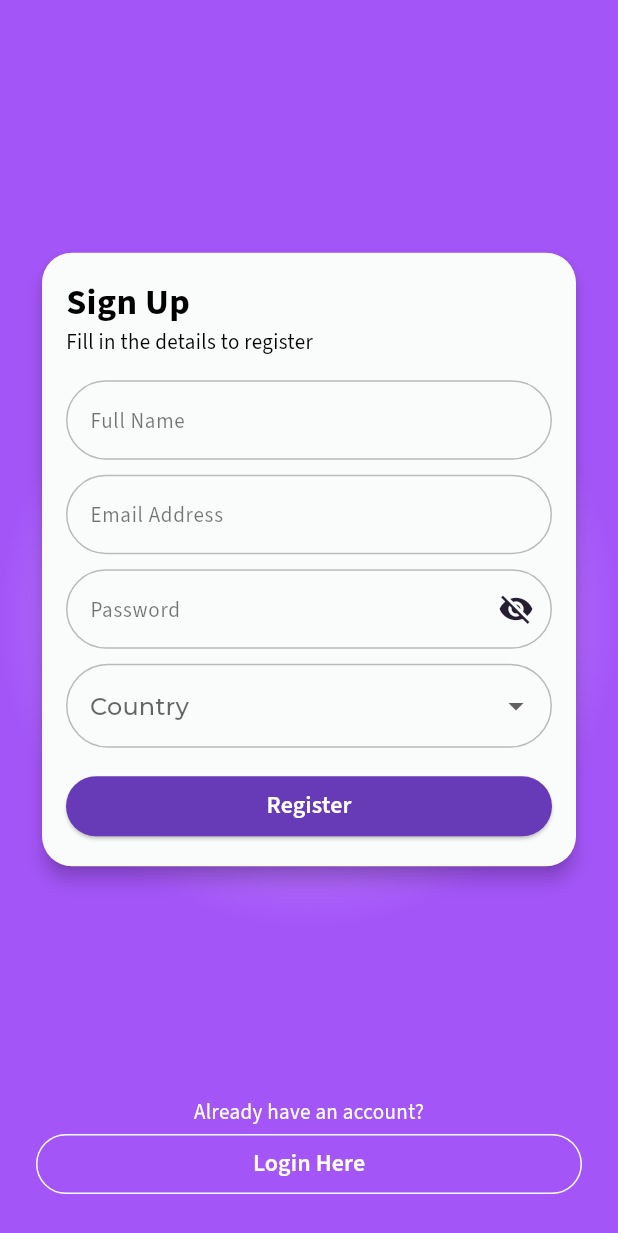
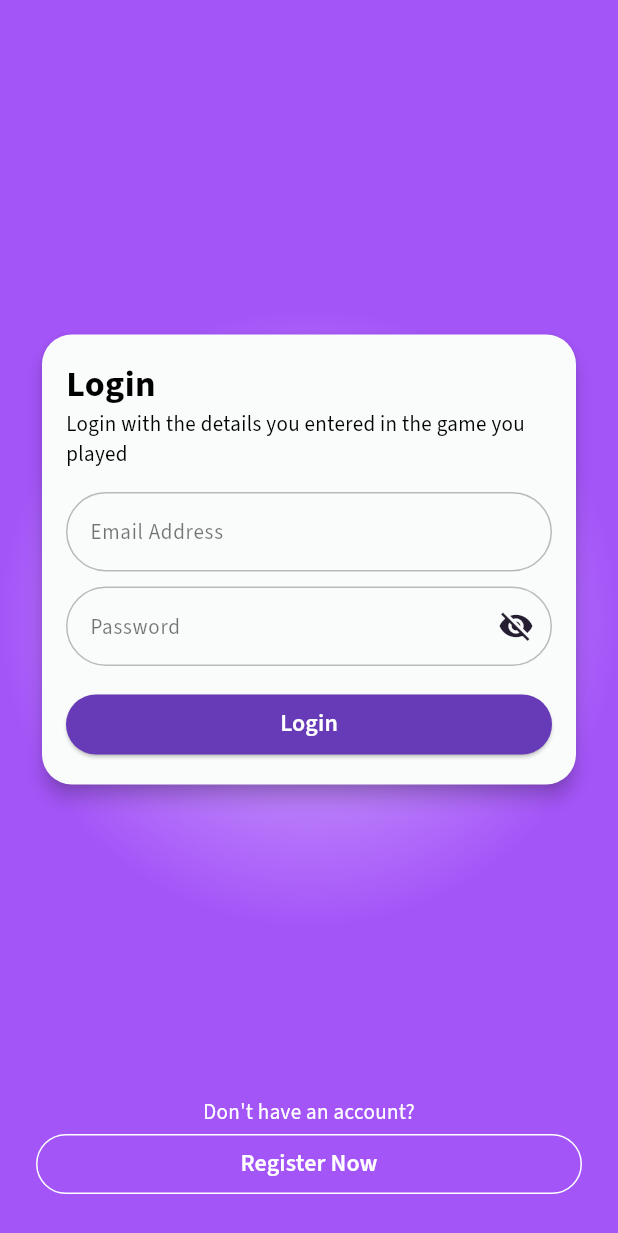
Before and after one commit to levantestudios5/sikka_wallet, a Flutter app: the screen it shows after launch, on a phone screen of 412 x 824 dp. Shown: the top 1233 px of the screen. Run offline on Flutter 3.47's test engine with Material 3 defaults, Android fonts, the phone set to English and light mode, and no system bars; our stand-ins replace another_flushbar, dio, event_bus, flutter_mobx, get_it, google_fonts and 3 more; generated files the repository leaves out were written again; project files that could hold a hidden picture were left out.

Commit message:
style(signIn): added login screen.

```diff
--- a/assets/lang/da.json
+++ b/assets/lang/da.json
@@ -31,5 +31,17 @@
   "register": "Register",
   "already_have_account": "Already have an account?",
   "login_here": "Login Here",
-  "signup_end": "-------------------------------------------------------------------------------------"
+  "signup_end": "-------------------------------------------------------------------------------------",
+
+  "login_here": "Login",
+  "login_subtitle": "Login with the details you entered in the game you played",
+  "email": "Email Address",
+  "password": "Password",
+  "login_button": "Login",
+  "register_now": "Register Now",
+  "error_empty_email": "Please enter your email",
+  "error_invalid_email": "Enter a valid email address",
+  "error_empty_password": "Please enter your password",
+  "error_short_password": "Password must be at least 6 characters",
+  "signin_end": "-------------------------------------------------------------------------------------"
 }
--- a/assets/lang/es.json
+++ b/assets/lang/es.json
@@ -31,5 +31,17 @@
   "register": "Register",
   "already_have_account": "Already have an account?",
   "login_here": "Login Here",
-  "signup_end": "-------------------------------------------------------------------------------------"
+  "signup_end": "-------------------------------------------------------------------------------------",
+
+  "login_here": "Login",
+  "login_subtitle": "Login with the details you entered in the game you played",
+  "email": "Email Address",
+  "password": "Password",
+  "login_button": "Login",
+  "register_now": "Register Now",
+  "error_empty_email": "Please enter your email",
+  "error_invalid_email": "Enter a valid email address",
+  "error_empty_password": "Please enter your password",
+  "error_short_password": "Password must be at least 6 characters",
+  "signin_end": "-------------------------------------------------------------------------------------"
 }
--- a/lib/constants/app_theme.dart
+++ b/lib/constants/app_theme.dart
@@ -135,4 +135,13 @@ class AppThemeData {
     color: Colors.deepPurple,
     fontWeight: FontWeight.bold,
   );
+
+  static const Color primaryColor = Color(0xFF8A2BE2);
+  static const Color secondaryColor = Color(0xFF9B30FF);
+  static const Color buttonColor = Color(0xFF6200EE);
+  static const TextStyle headline1 = TextStyle(fontSize: 22, fontWeight: FontWeight.bold, color: Colors.black);
+  static const TextStyle bodyText = TextStyle(fontSize: 16, color: Colors.black54);
+  static const TextStyle buttonText = TextStyle(fontSize: 18, fontWeight: FontWeight.bold, color: Colors.white);
+  static const TextStyle linkText = TextStyle(fontSize: 16, fontWeight: FontWeight.bold, color: Colors.blue);
+
 }
--- a/lib/constants/dimens.dart
+++ b/lib/constants/dimens.dart
@@ -20,5 +20,12 @@ class Dimens {
   static const double cardElevation = 5.0;
   static const double inputSpacing = 5.0;
   static const double inputRadius = 10.0;
-
+// sign in screen
+  static const double paddingLarge = 24.0;
+  static const double paddingMedium = 16.0;
+  static const double spacingLarge = 20.0;
+  static const double spacingMedium = 12.0;
+  static const double radiusMedium = 16.0;
+  static const double radiusSmall = 8.0;
+  static const double buttonHeight = 16.0;
 }
--- a/lib/presentation/my_app.dart
+++ b/lib/presentation/my_app.dart
@@ -1,16 +1,10 @@
 import 'package:flutter_localizations/flutter_localizations.dart';
 import 'package:sikka_wallet/constants/app_theme.dart';
 import 'package:sikka_wallet/constants/strings.dart';
-import 'package:sikka_wallet/presentation/game/game_screen.dart';
-import 'package:sikka_wallet/presentation/home/dashboard.dart';
-import 'package:sikka_wallet/presentation/home/home.dart';
 import 'package:sikka_wallet/presentation/home/store/language/language_store.dart';
 import 'package:sikka_wallet/presentation/home/store/theme/theme_store.dart';
-import 'package:sikka_wallet/presentation/login/login.dart';
 import 'package:sikka_wallet/presentation/login/store/login_store.dart';
-import 'package:sikka_wallet/presentation/registration/signup_screen.dart';
-import 'package:sikka_wallet/presentation/splash/splash_screen.dart';
-import 'package:sikka_wallet/presentation/wallet/wallet_screen.dart';
+import 'package:sikka_wallet/presentation/registration/signin_screen.dart';
 import 'package:sikka_wallet/utils/locale/app_localization.dart';
 import 'package:sikka_wallet/utils/routes/routes.dart';
 import 'package:flutter/material.dart';
@@ -51,7 +45,7 @@ class MyApp extends StatelessWidget {
             // Built-in localization of basic text for Cupertino widgets
             GlobalCupertinoLocalizations.delegate,
           ],
-          home: _userStore.isLoggedIn ? SignupScreen() : SignupScreen(),
+          home: _userStore.isLoggedIn ? LoginScreen() : LoginScreen(),
         );
       },
     );
--- /dev/null
+++ b/lib/presentation/registration/signin_screen.dart
@@ -0,0 +1,222 @@
+import 'package:flutter/material.dart';
+import 'package:sikka_wallet/constants/app_theme.dart';
+import 'package:sikka_wallet/constants/dimens.dart';
+import 'package:sikka_wallet/utils/locale/app_localization.dart';
+
+class LoginScreen extends StatefulWidget {
+  @override
+  _LoginScreenState createState() => _LoginScreenState();
+}
+
+class _LoginScreenState extends State<LoginScreen> {
+  final _formKey = GlobalKey<FormState>();
+  bool _obscurePassword = true;
+
+  final TextEditingController _emailController = TextEditingController();
+  final TextEditingController _passwordController = TextEditingController();
+
+  @override
+  Widget build(BuildContext context) {
+    return Scaffold(
+      resizeToAvoidBottomInset: true,
+      body: Container(
+        width: double.infinity,
+        decoration: BoxDecoration(gradient: AppThemeData.baseGradient),
+        padding: const EdgeInsets.all(Dimens.screenPadding),
+        child: Column(
+          crossAxisAlignment: CrossAxisAlignment.center,
+          mainAxisAlignment: MainAxisAlignment.center,
+          children: [
+            Spacer(),
+            Card(
+              shape: RoundedRectangleBorder(
+                borderRadius: BorderRadius.circular(Dimens.cardRadius),
+              ),
+              elevation: Dimens.cardElevation,
+              child: Padding(
+                padding: const EdgeInsets.all(Dimens.cardPadding),
+                child: Form(
+                  key: _formKey,
+                  child: Column(
+                    mainAxisSize: MainAxisSize.min,
+                    crossAxisAlignment: CrossAxisAlignment.start,
+                    children: [
+                      Text(
+                        AppLocalizations.of(context).translate('login_here'),
+                        style: AppThemeData.titleStyle
+                            .copyWith(color: Colors.black),
+                      ),
+                      Text(
+                        AppLocalizations.of(context)
+                            .translate('login_subtitle'),
+                        style: AppThemeData.subtitleStyle
+                            .copyWith(color: Colors.black),
+                      ),
+                      const SizedBox(height: Dimens.textSpacing),
+                      _buildTextField(
+                        controller: _emailController,
+                        hintKey: 'email_address',
+                        keyboardType: TextInputType.emailAddress,
+                        validator: (value) {
+                          if (value!.isEmpty) {
+                            return AppLocalizations.of(context)
+                                .translate('email_error_empty');
+                          }
+                          if (!RegExp(r'^[\w-.]+@([\w-]+\.)+[\w-]{2,4}$')
+                              .hasMatch(value)) {
+                            return AppLocalizations.of(context)
+                                .translate('email_error_invalid');
+                          }
+                          return null;
+                        },
+                      ),
+                      _buildPasswordField(),
+                      const SizedBox(height: Dimens.textSpacing),
+                      _buildLoginButton(),
+                    ],
+                  ),
+                ),
+              ),
+            ),
+            Spacer(),
+            const SizedBox(height: Dimens.textSpacing),
+            _buildSignUpLink(),
+          ],
+        ),
+      ),
+    );
+  }
+
+  Widget _buildTextField({
+    required TextEditingController controller,
+    required String hintKey,
+    TextInputType keyboardType = TextInputType.text,
+    String? Function(String?)? validator,
+  }) {
+    return Padding(
+      padding: const EdgeInsets.symmetric(vertical: Dimens.inputSpacing),
+      child: TextFormField(
+        controller: controller,
+        keyboardType: keyboardType,
+        decoration: InputDecoration(
+          hintText: AppLocalizations.of(context).translate(hintKey),
+          hintStyle: AppThemeData.subtitleStyle.copyWith(color: Colors.black54),
+          border: OutlineInputBorder(
+            borderRadius: BorderRadius.circular(Dimens.buttonRadius),
+          ),
+          enabledBorder: OutlineInputBorder(
+            borderRadius: BorderRadius.circular(Dimens.buttonRadius),
+            borderSide:
+                const BorderSide(color: Colors.black26), // Light black border
+          ),
+          focusedBorder: OutlineInputBorder(
+            borderRadius: BorderRadius.circular(Dimens.buttonRadius),
+            borderSide: const BorderSide(
+                color: Colors.black26,
+                width: 1.0), // Slightly thicker when focused
+          ),
+        ),
+        validator: validator,
+      ),
+    );
+  }
+
+  Widget _buildPasswordField() {
+    return Padding(
+      padding: const EdgeInsets.symmetric(vertical: Dimens.inputSpacing),
+      child: TextFormField(
+        controller: _passwordController,
+        obscureText: _obscurePassword,
+        decoration: InputDecoration(
+          hintText: AppLocalizations.of(context).translate('password'),
+          hintStyle: AppThemeData.subtitleStyle.copyWith(color: Colors.black54),
+          suffixIcon: IconButton(
+            icon: Icon(
+              _obscurePassword ? Icons.visibility_off : Icons.visibility,
+            ),
+            onPressed: () {
+              setState(() {
+                _obscurePassword = !_obscurePassword;
+              });
+            },
+          ),
+          border: OutlineInputBorder(
+            borderRadius: BorderRadius.circular(Dimens.buttonRadius),
+          ),
+          enabledBorder: OutlineInputBorder(
+            borderRadius: BorderRadius.circular(Dimens.buttonRadius),
+            borderSide:
+                const BorderSide(color: Colors.black26), // Light black border
+          ),
+          focusedBorder: OutlineInputBorder(
+            borderRadius: BorderRadius.circular(Dimens.buttonRadius),
+            borderSide: const BorderSide(
+                color: Colors.black26,
+                width: 1.0), // Slightly thicker when focused
+          ),
+        ),
+        validator: (value) {
+          if (value!.length < 6) {
+            return AppLocalizations.of(context).translate('password_error');
+          }
+          return null;
+        },
+      ),
+    );
+  }
+
+  Widget _buildLoginButton() {
+    return SizedBox(
+      width: double.infinity,
+      child: ElevatedButton(
+        onPressed: () {
+          if (_formKey.currentState!.validate()) {
+            // Handle Signup
+          }
+        },
+        style: ElevatedButton.styleFrom(
+          backgroundColor: Colors.deepPurple,
+          shape: RoundedRectangleBorder(
+            borderRadius: BorderRadius.circular(Dimens.buttonRadius),
+          ),
+          padding: const EdgeInsets.symmetric(vertical: Dimens.buttonPadding),
+        ),
+        child: Text(
+          AppLocalizations.of(context).translate('login_button'),
+          style: AppThemeData.buttonTextStyle.copyWith(color: Colors.white),
+        ),
+      ),
+    );
+  }
+
+  Widget _buildSignUpLink() {
+    return Column(
+      children: [
+        Text(
+          AppLocalizations.of(context).translate('not_have_account'),
+          style: AppThemeData.subtitleStyle,
+        ),
+        SizedBox(
+          width: double.infinity,
+          child: ElevatedButton(
+            onPressed: () {},
+            style: ElevatedButton.styleFrom(
+              backgroundColor: Colors.transparent,
+              shape: RoundedRectangleBorder(
+                side: const BorderSide(color: Colors.white),
+                borderRadius: BorderRadius.circular(Dimens.buttonRadius),
+              ),
+              elevation: 0,
+              padding:
+                  const EdgeInsets.symmetric(vertical: Dimens.buttonPadding),
+            ),
+            child: Text(
+              AppLocalizations.of(context).translate('register_now'),
+              style: AppThemeData.buttonTextStyle.copyWith(color: Colors.white),
+            ),
+          ),
+        )
+      ],
+    );
+  }
+}
```
Also changed, not shown: assets/lang/en.json (+14 -1 lines).
